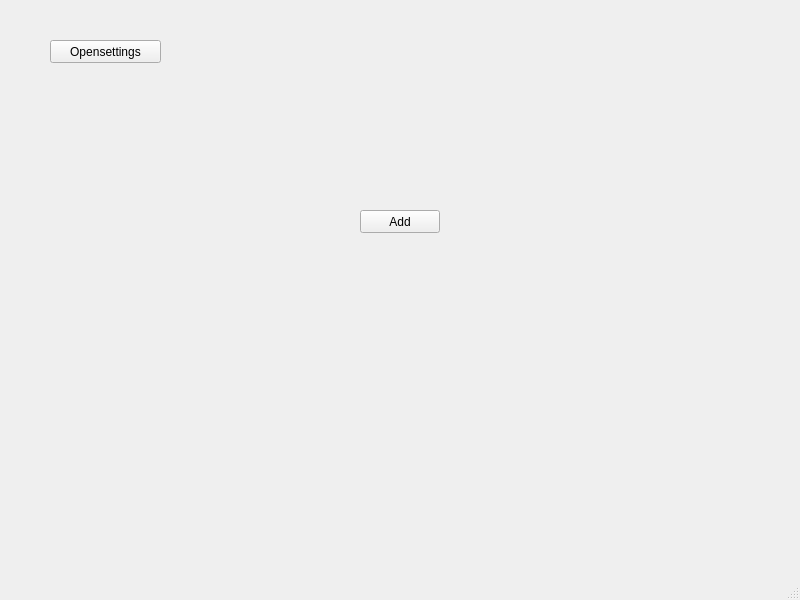
Kalbra/skui, file serialgui.ui: the form before one commit.
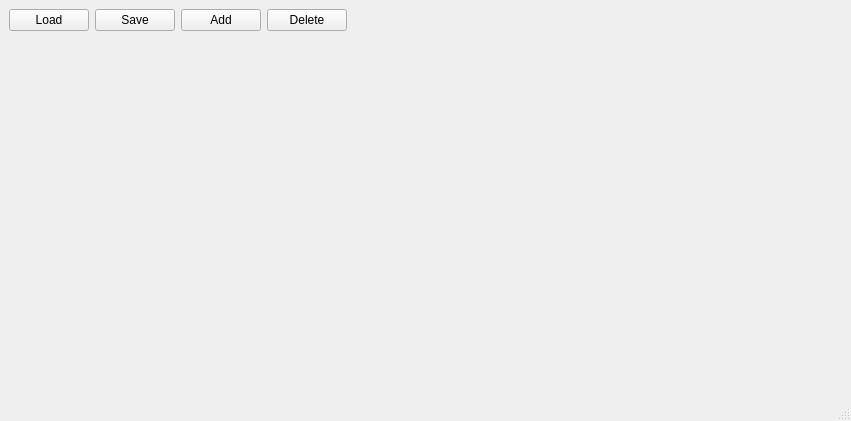
The form after the commit.

```diff
--- a/serialgui.ui
+++ b/serialgui.ui
@@ -6,40 +6,64 @@
    <rect>
     <x>0</x>
     <y>0</y>
-    <width>800</width>
-    <height>600</height>
+    <width>851</width>
+    <height>421</height>
    </rect>
   </property>
   <property name="windowTitle">
    <string>Serialgui</string>
   </property>
   <widget class="QWidget" name="centralwidget">
-   <widget class="QPushButton" name="pushButton">
-    <property name="geometry">
-     <rect>
-      <x>50</x>
-      <y>40</y>
-      <width>111</width>
-      <height>23</height>
-     </rect>
-    </property>
+   <layout class="QGridLayout" name="gridLayout">
+    <item row="0" column="0">
+     <layout class="QHBoxLayout" name="controlbargrid">
+      <item>
+       <widget class="QPushButton" name="load">
+        <property name="text">
+         <string>Load</string>
+        </property>
+       </widget>
+      </item>
+      <item>
+       <widget class="QPushButton" name="save">
     <property name="text">
-     <string>Opensettings</string>
-    </property>
-   </widget>
+         <string>Save</string>
+        </property>
+       </widget>
+      </item>
+      <item>
    <widget class="QPushButton" name="add">
-    <property name="geometry">
-     <rect>
-      <x>360</x>
-      <y>210</y>
-      <width>80</width>
-      <height>23</height>
-     </rect>
-    </property>
     <property name="text">
      <string>Add</string>
     </property>
    </widget>
+      </item>
+      <item>
+       <widget class="QPushButton" name="delete_2">
+        <property name="text">
+         <string>Delete</string>
+        </property>
+       </widget>
+      </item>
+      <item>
+       <spacer name="horizontalSpacer">
+        <property name="orientation">
+         <enum>Qt::Horizontal</enum>
+        </property>
+        <property name="sizeHint" stdset="0">
+         <size>
+          <width>40</width>
+          <height>20</height>
+         </size>
+        </property>
+       </spacer>
+      </item>
+     </layout>
+    </item>
+    <item row="1" column="0">
+     <layout class="QGridLayout" name="viewenginegrid" rowstretch="3"/>
+    </item>
+   </layout>
   </widget>
   <widget class="QMenuBar" name="menubar">
    <property name="geometry">
```
Left out of the diff: 2 changed lines with no effect on the pictures. Lines whose indentation alone changed are shown as unchanged.
